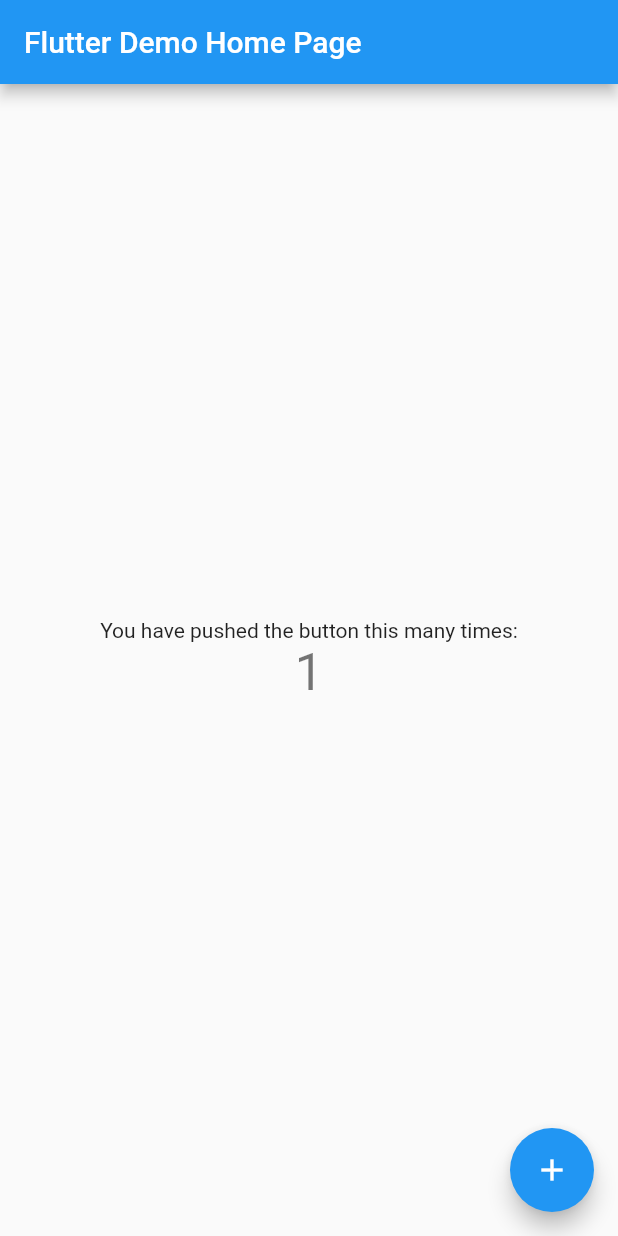
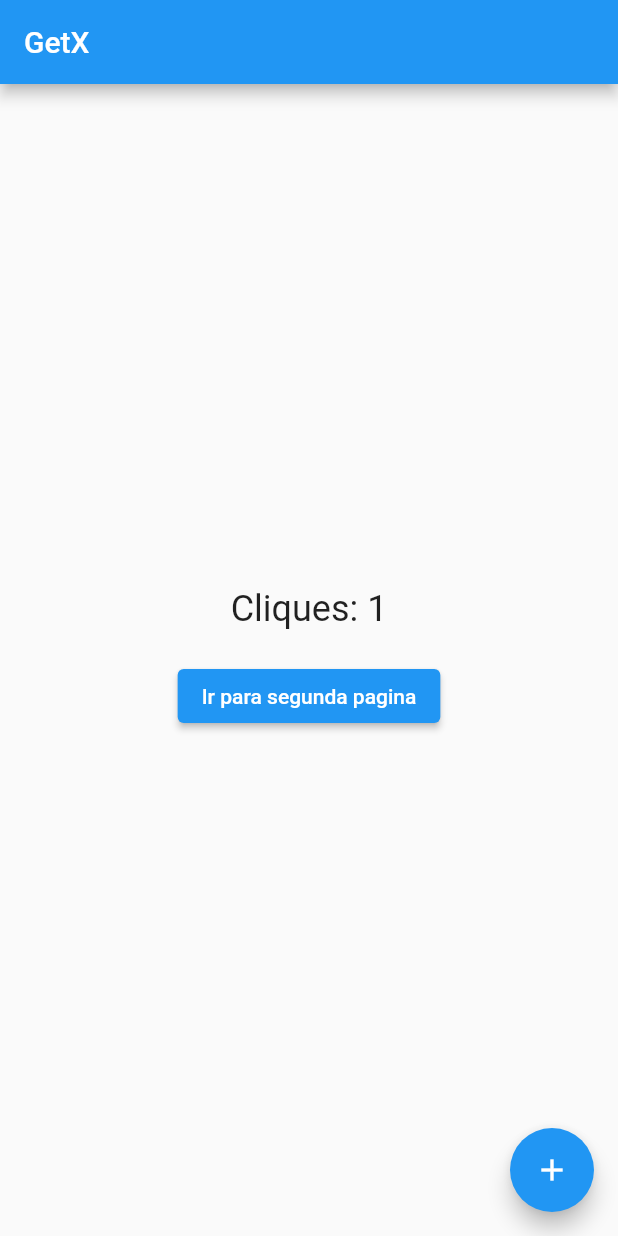
Before and after one commit to felipezfr/flutter_getx_project, a Flutter app: the screen it shows after launch, after a tap on the "add" icon, on a phone screen of 412 x 824 dp. Run offline on Flutter 3.47's test engine with Material 2 defaults, Android fonts, the phone set to English and light mode, and no system bars; our stand-ins replace get.

Commit message:
Using getx

```diff
--- /dev/null
+++ b/lib/controller/home_page_controller.dart
@@ -0,0 +1,6 @@
+import 'package:get/get.dart';
+
+class HomePageController extends GetxController {
+  var count = 0.obs;
+  increment() => count++;
+}
--- a/lib/main.dart
+++ b/lib/main.dart
@@ -1,115 +1,10 @@
 import 'package:flutter/material.dart';
+import 'package:flutter_getx_project/pages/home_page.dart';
+import 'package:get/get.dart';
 
 void main() {
-  runApp(const MyApp());
+  runApp(GetMaterialApp(
+    debugShowCheckedModeBanner: false,
+    home: HomePage(),
+  ));
 }
-
-class MyApp extends StatelessWidget {
-  const MyApp({Key? key}) : super(key: key);
-
-  // This widget is the root of your application.
-  @override
-  Widget build(BuildContext context) {
-    return MaterialApp(
-      title: 'Flutter Demo',
-      theme: ThemeData(
-        // This is the theme of your application.
-        //
-        // Try running your application with "flutter run". You'll see the
-        // application has a blue toolbar. Then, without quitting the app, try
-        // changing the primarySwatch below to Colors.green and then invoke
-        // "hot reload" (press "r" in the console where you ran "flutter run",
-        // or simply save your changes to "hot reload" in a Flutter IDE).
-        // Notice that the counter didn't reset back to zero; the application
-        // is not restarted.
-        primarySwatch: Colors.blue,
-      ),
-      home: const MyHomePage(title: 'Flutter Demo Home Page'),
-    );
-  }
-}
-
-class MyHomePage extends StatefulWidget {
-  const MyHomePage({Key? key, required this.title}) : super(key: key);
-
-  // This widget is the home page of your application. It is stateful, meaning
-  // that it has a State object (defined below) that contains fields that affect
-  // how it looks.
-
-  // This class is the configuration for the state. It holds the values (in this
-  // case the title) provided by the parent (in this case the App widget) and
-  // used by the build method of the State. Fields in a Widget subclass are
-  // always marked "final".
-
-  final String title;
-
-  @override
-  State<MyHomePage> createState() => _MyHomePageState();
-}
-
-class _MyHomePageState extends State<MyHomePage> {
-  int _counter = 0;
-
-  void _incrementCounter() {
-    setState(() {
-      // This call to setState tells the Flutter framework that something has
-      // changed in this State, which causes it to rerun the build method below
-      // so that the display can reflect the updated values. If we changed
-      // _counter without calling setState(), then the build method would not be
-      // called again, and so nothing would appear to happen.
-      _counter++;
-    });
-  }
-
-  @override
-  Widget build(BuildContext context) {
-    // This method is rerun every time setState is called, for instance as done
-    // by the _incrementCounter method above.
-    //
-    // The Flutter framework has been optimized to make rerunning build methods
-    // fast, so that you can just rebuild anything that needs updating rather
-    // than having to individually change instances of widgets.
-    return Scaffold(
-      appBar: AppBar(
-        // Here we take the value from the MyHomePage object that was created by
-        // the App.build method, and use it to set our appbar title.
-        title: Text(widget.title),
-      ),
-      body: Center(
-        // Center is a layout widget. It takes a single child and positions it
-        // in the middle of the parent.
-        child: Column(
-          // Column is also a layout widget. It takes a list of children and
-          // arranges them vertically. By default, it sizes itself to fit its
-          // children horizontally, and tries to be as tall as its parent.
-          //
-          // Invoke "debug painting" (press "p" in the console, choose the
-          // "Toggle Debug Paint" action from the Flutter Inspector in Android
-          // Studio, or the "Toggle Debug Paint" command in Visual Studio Code)
-          // to see the wireframe for each widget.
-          //
-          // Column has various properties to control how it sizes itself and
-          // how it positions its children. Here we use mainAxisAlignment to
-          // center the children vertically; the main axis here is the vertical
-          // axis because Columns are vertical (the cross axis would be
-          // horizontal).
-          mainAxisAlignment: MainAxisAlignment.center,
-          children: <Widget>[
-            const Text(
-              'You have pushed the button this many times:',
-            ),
-            Text(
-              '$_counter',
-              style: Theme.of(context).textTheme.headline4,
-            ),
-          ],
-        ),
-      ),
-      floatingActionButton: FloatingActionButton(
-        onPressed: _incrementCounter,
-        tooltip: 'Increment',
-        child: const Icon(Icons.add),
-      ), // This trailing comma makes auto-formatting nicer for build methods.
-    );
-  }
-}
--- /dev/null
+++ b/lib/pages/home_page.dart
@@ -0,0 +1,40 @@
+import 'package:flutter/material.dart';
+import 'package:flutter_getx_project/controller/home_page_controller.dart';
+import 'package:flutter_getx_project/pages/second_page.dart';
+import 'package:get/get.dart';
+
+class HomePage extends StatelessWidget {
+  final HomePageController controller = Get.put(HomePageController());
+
+  @override
+  Widget build(BuildContext context) {
+    return Scaffold(
+      // Use Obx(()=> to update Text() whenever count is changed.
+      appBar: AppBar(
+        title: const Text("GetX"),
+      ),
+
+      body: Column(
+        mainAxisAlignment: MainAxisAlignment.center,
+        children: [
+          Obx(
+            () => Text(
+              "Cliques: ${controller.count}",
+              style: const TextStyle(fontSize: 24),
+            ),
+          ),
+          const SizedBox(height: 20),
+          Center(
+            // Replace the 8 lines Navigator.push by a simple Get.to(). You don't need context
+            child: ElevatedButton(
+              child: const Text("Ir para segunda pagina"),
+              onPressed: () => Get.to(SecondPage()),
+            ),
+          ),
+        ],
+      ),
+      floatingActionButton: FloatingActionButton(
+          child: const Icon(Icons.add), onPressed: controller.increment),
+    );
+  }
+}
--- /dev/null
+++ b/lib/pages/second_page.dart
@@ -0,0 +1,33 @@
+import 'package:flutter/material.dart';
+import 'package:flutter_getx_project/controller/home_page_controller.dart';
+import 'package:get/get.dart';
+
+class SecondPage extends StatelessWidget {
+  // You can ask Get to find a Controller that is being used by another page and redirect you to it.
+  final HomePageController c = Get.find();
+
+  @override
+  Widget build(context) {
+    // Access the updated count variable
+    return Scaffold(
+      appBar: AppBar(),
+      body: Column(
+        mainAxisAlignment: MainAxisAlignment.center,
+        children: [
+          Center(
+            child: Obx(
+              () => Text(
+                "${c.count}",
+                style: const TextStyle(fontSize: 24),
+              ),
+            ),
+          ),
+          ElevatedButton(
+            child: const Text("+"),
+            onPressed: c.increment,
+          )
+        ],
+      ),
+    );
+  }
+}
```
